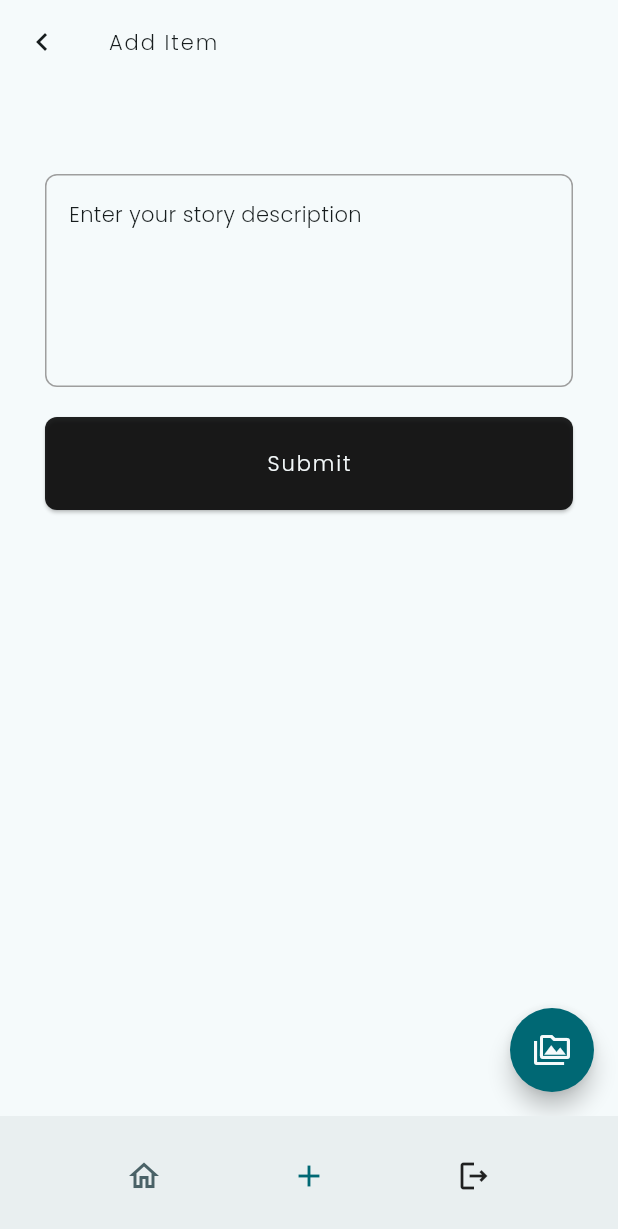
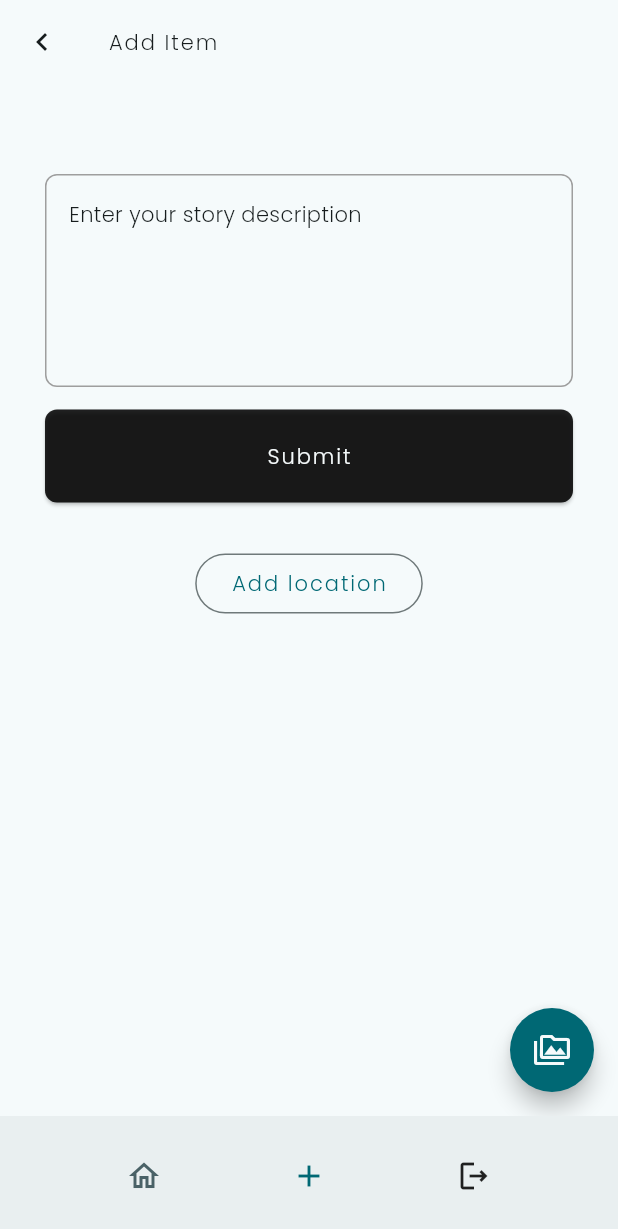
Before and after one commit to redomeire/flutter-intermediate-1, a Flutter app: the AddStoryScreen screen opened by its route, on a phone screen of 412 x 824 dp. Shown: the top 1229 px of the screen. Run offline on Flutter 3.47's test engine with Material 3 defaults, Android fonts, the phone set to English and light mode, and no system bars; drawn by our look-alikes of flutter_expandable_fab; our stand-ins replace geocoding, go_router, google_fonts, google_maps_flutter, image_picker, location and 1 more; missing offline and left inert: bottom_sheet_bar; accounts and stored records are empty; network calls fail.

Commit message:
feat: add story with latitude and longitude

```diff
--- a/lib/main.dart
+++ b/lib/main.dart
@@ -5,6 +5,7 @@ import 'package:belajar_aplikasi_flutter_intermediate/providers/api/get_stories_
 import 'package:belajar_aplikasi_flutter_intermediate/providers/api/get_story_detail_provider.dart';
 import 'package:belajar_aplikasi_flutter_intermediate/providers/api/login_provider.dart';
 import 'package:belajar_aplikasi_flutter_intermediate/providers/api/register_provider.dart';
+import 'package:belajar_aplikasi_flutter_intermediate/providers/get_latlng_from_map_provider.dart';
 import 'package:belajar_aplikasi_flutter_intermediate/providers/shared_preferences_provider.dart';
 import 'package:belajar_aplikasi_flutter_intermediate/services/http/api_service.dart';
 import 'package:belajar_aplikasi_flutter_intermediate/services/local/shared_preferences_service.dart';
@@ -63,6 +64,7 @@ class MyApp extends StatelessWidget {
           create: (context) =>
               AddStoryProvider(apiService: context.read<ApiService>()),
         ),
+        ChangeNotifierProvider(create: (context) => GetLatLngFromMapProvider()),
       ],
       child: MaterialApp.router(
         title: "Story App",
--- a/lib/providers/api/add_story_provider.dart
+++ b/lib/providers/api/add_story_provider.dart
@@ -44,6 +44,8 @@ class AddStoryProvider extends ChangeNotifier {
     required List<int> bytes,
     required String fileName,
     String? token,
+    double? lat,
+    double? lon,
   }) async {
     _responseState = AddStoryResultNone();
     _error = false;
@@ -57,6 +59,8 @@ class AddStoryProvider extends ChangeNotifier {
         token: token,
         bytes: bytes,
         filename: fileName,
+        lat: lat,
+        lon: lon,
       );
       if (result.error == false) {
         _responseState = AddStoryResultSuccess(message: message);
--- /dev/null
+++ b/lib/providers/get_latlng_from_map_provider.dart
@@ -0,0 +1,26 @@
+import 'package:flutter/foundation.dart';
+import 'package:google_maps_flutter/google_maps_flutter.dart';
+
+class GetLatLngFromMapProvider extends ChangeNotifier {
+  double? _lat;
+
+  double? get lat => _lat;
+
+  double? _lon;
+
+  double? get lon => _lon;
+
+  void setLocation(LatLng location) {
+    _lat = location.latitude;
+    _lon = location.longitude;
+
+    notifyListeners();
+  }
+
+  void clearLocation() {
+    _lat = null;
+    _lon = null;
+
+    notifyListeners();
+  }
+}
--- a/lib/screens/add-story/add_story_screen.dart
+++ b/lib/screens/add-story/add_story_screen.dart
@@ -1,6 +1,7 @@
 import 'dart:io';
 
 import 'package:belajar_aplikasi_flutter_intermediate/providers/api/add_story_provider.dart';
+import 'package:belajar_aplikasi_flutter_intermediate/providers/get_latlng_from_map_provider.dart';
 import 'package:belajar_aplikasi_flutter_intermediate/providers/shared_preferences_provider.dart';
 import 'package:belajar_aplikasi_flutter_intermediate/screens/add-story/widget/add_story_form.dart';
 import 'package:belajar_aplikasi_flutter_intermediate/screens/add-story/widget/fab_button.dart';
@@ -23,6 +24,57 @@ class AddStoryScreen extends StatefulWidget {
 class _AddStoryScreenState extends State<AddStoryScreen> {
   late AddStoryProvider _addStoryProvider;
   late SharedPreferencesProvider _sharedPreferencesProvider;
+  late GetLatLngFromMapProvider _getLatLngFromMapProvider;
+
+  @override
+  void initState() {
+    super.initState();
+    _addStoryProvider = context.read<AddStoryProvider>();
+    _sharedPreferencesProvider = context.read<SharedPreferencesProvider>();
+    _getLatLngFromMapProvider = context.read<GetLatLngFromMapProvider>();
+  }
+
+  @override
+  Widget build(BuildContext context) {
+    return PopScope(
+      canPop: false,
+      onPopInvokedWithResult: (didPop, result) async {
+        if (didPop) return;
+        if (_sharedPreferencesProvider.user == null) {
+          context.go("/onboarding");
+          return;
+        }
+        context.go("/");
+      },
+      child: Scaffold(
+        floatingActionButtonLocation: ExpandableFab.location,
+        floatingActionButton: FabButton(
+          onGalleryView: _onGalleryView,
+          onCameraView: _onCameraView,
+        ),
+        appBar: AppBar(
+          title: Text("Add Item", style: AppTextStyles.labelLarge),
+          leading: IconButton(
+            onPressed: () {
+              context.go("/");
+            },
+            icon: Icon(Icons.chevron_left),
+          ),
+        ),
+        body: SingleChildScrollView(
+          child: Padding(
+            padding: const EdgeInsets.all(10),
+            child: AddStoryForm(
+              showImage: _showImage(),
+              onGalleryView: _onGalleryView,
+              onRemoveImage: _onRemoveImage,
+              onUpload: _onUpload,
+            ),
+          ),
+        ),
+      ),
+    );
+  }
 
   _onGalleryView() async {
     final ImagePicker picker = ImagePicker();
@@ -70,6 +122,8 @@ class _AddStoryScreenState extends State<AddStoryScreen> {
       bytes: bytes as List<int>,
       fileName: fileName ?? "",
       token: _sharedPreferencesProvider.user?.token,
+      lat: _getLatLngFromMapProvider.lat,
+      lon: _getLatLngFromMapProvider.lon,
     );
 
     if (!_addStoryProvider.error) {
@@ -101,53 +155,4 @@ class _AddStoryScreenState extends State<AddStoryScreen> {
     _addStoryProvider.setImageFile(null);
     _addStoryProvider.setImagePath("");
   }
-
-  @override
-  void initState() {
-    super.initState();
-    _addStoryProvider = context.read<AddStoryProvider>();
-    _sharedPreferencesProvider = context.read<SharedPreferencesProvider>();
-  }
-
-  @override
-  Widget build(BuildContext context) {
-    return PopScope(
-      canPop: false,
-      onPopInvokedWithResult: (didPop, result) async {
-        if (didPop) return;
-        if (_sharedPreferencesProvider.user == null) {
-          context.go("/onboarding");
-          return;
-        }
-        context.go("/");
-      },
-      child: Scaffold(
-        floatingActionButtonLocation: ExpandableFab.location,
-        floatingActionButton: FabButton(
-          onGalleryView: _onGalleryView,
-          onCameraView: _onCameraView,
-        ),
-        appBar: AppBar(
-          title: Text("Add Item", style: AppTextStyles.labelLarge),
-          leading: IconButton(
-            onPressed: () {
-              context.go("/");
-            },
-            icon: Icon(Icons.chevron_left),
-          ),
-        ),
-        body: SingleChildScrollView(
-          child: Padding(
-            padding: const EdgeInsets.all(10),
-            child: AddStoryForm(
-              showImage: _showImage(),
-              onGalleryView: _onGalleryView,
-              onRemoveImage: _onRemoveImage,
-              onUpload: _onUpload,
-            ),
-          ),
-        ),
-      ),
-    );
-  }
 }
--- a/lib/screens/add-story/widget/add_story_form.dart
+++ b/lib/screens/add-story/widget/add_story_form.dart
@@ -1,4 +1,6 @@
+import 'package:belajar_aplikasi_flutter_intermediate/providers/get_latlng_from_map_provider.dart';
 import 'package:flutter/material.dart';
+import 'package:go_router/go_router.dart';
 import 'package:provider/provider.dart';
 
 import '../../../providers/api/add_story_provider.dart';
@@ -25,11 +27,13 @@ class AddStoryForm extends StatefulWidget {
 
 class _AddStoryFormState extends State<AddStoryForm> {
   late AddStoryProvider _addStoryProvider;
+  late GetLatLngFromMapProvider _getLatLngFromMapProvider;
 
   @override
   void initState() {
     super.initState();
     _addStoryProvider = context.read<AddStoryProvider>();
+    _getLatLngFromMapProvider = context.read<GetLatLngFromMapProvider>();
   }
 
   @override
@@ -101,7 +105,6 @@ class _AddStoryFormState extends State<AddStoryForm> {
                 },
               ),
               SizedBox(height: 15),
-              SizedBox(height: 5),
               SizedBox(
                 width: double.infinity,
                 child: Consumer<AddStoryProvider>(
@@ -110,6 +113,53 @@ class _AddStoryFormState extends State<AddStoryForm> {
                   ).addStoryButtonBuilder,
                 ),
               ),
+              SizedBox(height: 15),
+              context.watch<GetLatLngFromMapProvider>().lat != null
+                  ? TextField(
+                      readOnly: true,
+                      minLines: 5,
+                      maxLines: null,
+                      style: AppTextStyles.bodyLargeMedium,
+                      controller: TextEditingController(
+                        text:
+                            "${context.watch<GetLatLngFromMapProvider>().lat} - ${context.watch<GetLatLngFromMapProvider>().lon}",
+                      ),
+                      decoration: InputDecoration(
+                        hint: Text(
+                          "Enter your latitude and longitude",
+                          style: AppTextStyles.bodyLargeMedium,
+                        ),
+                        floatingLabelBehavior: FloatingLabelBehavior.never,
+                        enabledBorder: OutlineInputBorder(
+                          borderRadius: BorderRadius.circular(8),
+                          borderSide: BorderSide(color: Colors.grey),
+                        ),
+                        focusedBorder: OutlineInputBorder(
+                          borderRadius: BorderRadius.circular(8),
+                          borderSide: BorderSide(
+                            color: Theme.of(context).colorScheme.primary,
+                            width: 1.5,
+                          ), // border saat focus
+                        ),
+                      ),
+                      onChanged: (val) {
+                        _addStoryProvider.description = val;
+                      },
+                    )
+                  : SizedBox(),
+              SizedBox(height: 15),
+              context.watch<GetLatLngFromMapProvider>().lat == null
+                  ? (OutlinedButton(
+                      onPressed: () {
+                        context.go("/add-story/map");
+                      },
+                      style: ButtonStyle(),
+                      child: Text("Add location"),
+                    ))
+                  : OutlinedButton(
+                      onPressed: _getLatLngFromMapProvider.clearLocation,
+                      child: Text("Clear location"),
+                    ),
             ],
           ),
         ),
```
Also changed, not shown: lib/config/router/app_router.dart (+7 -0 lines), lib/screens/add-story-map/add_story_map_screen.dart (added, +20 -0 lines), lib/screens/detail/widgets/address_displayer.dart (deleted, +0 -46 lines), lib/screens/detail/widgets/app_bottom_sheet.dart (+6 -2 lines), lib/services/http/api_service.dart (+7 -1 lines), lib/shared/widgets/maps/address_displayer.dart (added, +64 -0 lines), lib/shared/widgets/maps/app_map.dart (renamed from lib/screens/detail/widgets/app_map.dart, +17 -14 lines).
